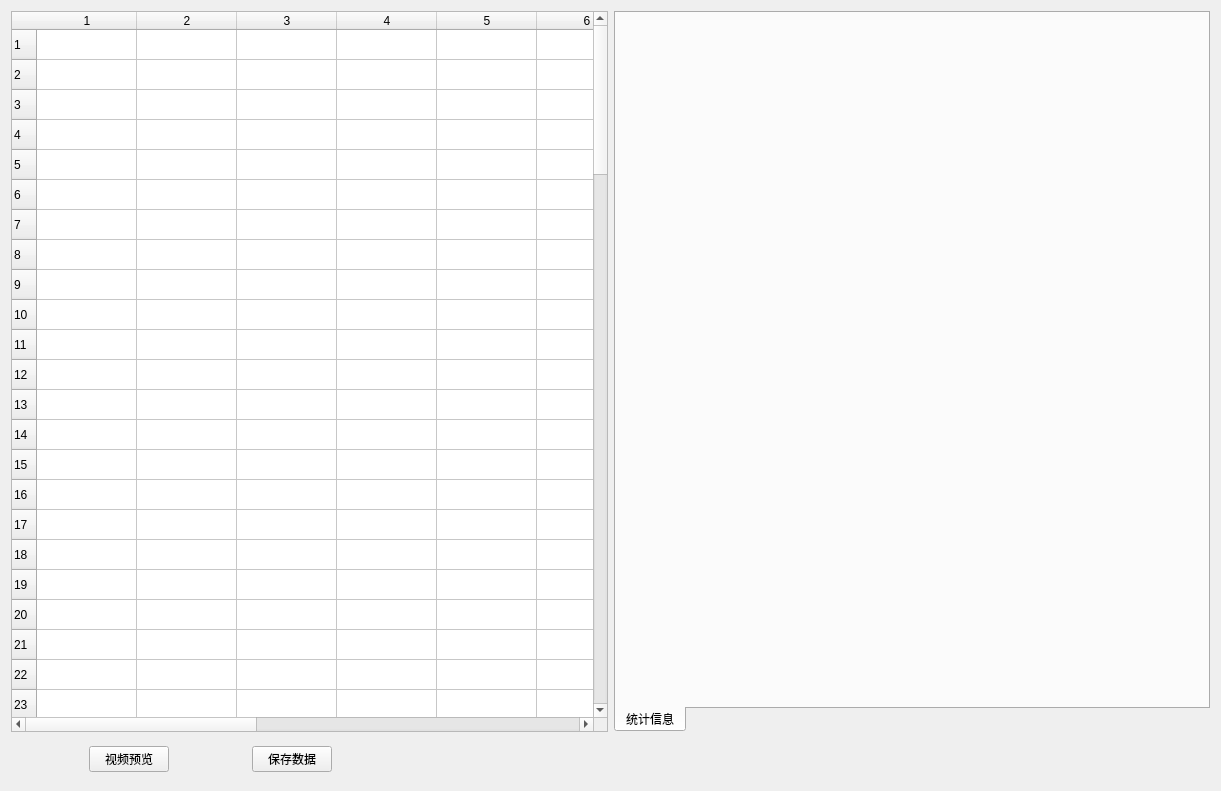
Old version of the form resource/dataanalysis.ui in the repository gaolihu/CyFx3Kit.
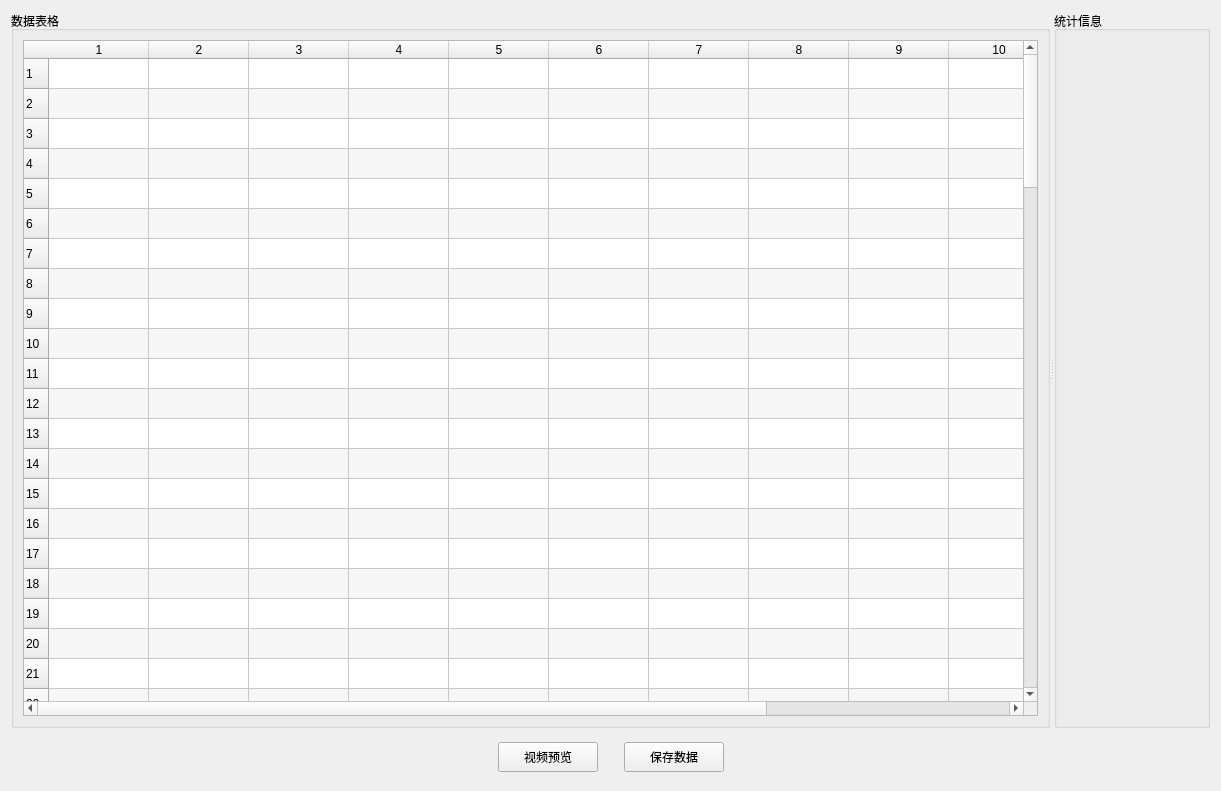
New version of the form.

Commit message: 1, Complete file saving, channel, data analysis, video,     UI pannels; 2, Refactor whole project, optimize arch, upgrade QT6.

Patch:
```diff
--- a/resource/dataanalysis.ui
+++ b/resource/dataanalysis.ui
@@ -15,156 +15,55 @@
   </property>
   <layout class="QVBoxLayout" name="verticalLayout">
    <item>
-    <layout class="QHBoxLayout" name="horizontalLayout_2">
-     <item>
-      <widget class="QTableWidget" name="tableWidget_Sel">
-       <property name="rowCount">
-        <number>100</number>
-       </property>
-       <property name="columnCount">
-        <number>12</number>
-       </property>
-       <row/>
-       <row/>
-       <row/>
-       <row/>
-       <row/>
-       <row/>
-       <row/>
-       <row/>
-       <row/>
-       <row/>
-       <row/>
-       <row/>
-       <row/>
-       <row/>
-       <row/>
-       <row/>
-       <row/>
-       <row/>
-       <row/>
-       <row/>
-       <row/>
-       <row/>
-       <row/>
-       <row/>
-       <row/>
-       <row/>
-       <row/>
-       <row/>
-       <row/>
-       <row/>
-       <row/>
-       <row/>
-       <row/>
-       <row/>
-       <row/>
-       <row/>
-       <row/>
-       <row/>
-       <row/>
-       <row/>
-       <row/>
-       <row/>
-       <row/>
-       <row/>
-       <row/>
-       <row/>
-       <row/>
-       <row/>
-       <row/>
-       <row/>
-       <row/>
-       <row/>
-       <row/>
-       <row/>
-       <row/>
-       <row/>
-       <row/>
-       <row/>
-       <row/>
-       <row/>
-       <row/>
-       <row/>
-       <row/>
-       <row/>
-       <row/>
-       <row/>
-       <row/>
-       <row/>
-       <row/>
-       <row/>
-       <row/>
-       <row/>
-       <row/>
-       <row/>
-       <row/>
-       <row/>
-       <row/>
-       <row/>
-       <row/>
-       <row/>
-       <row/>
-       <row/>
-       <row/>
-       <row/>
-       <row/>
-       <row/>
-       <row/>
-       <row/>
-       <row/>
-       <row/>
-       <row/>
-       <row/>
-       <row/>
-       <row/>
-       <row/>
-       <row/>
-       <row/>
-       <row/>
-       <row/>
-       <row/>
-       <column/>
-       <column/>
-       <column/>
-       <column/>
-       <column/>
-       <column/>
-       <column/>
-       <column/>
-       <column/>
-       <column/>
-       <column/>
-       <column/>
-      </widget>
-     </item>
-     <item>
-      <widget class="QTabWidget" name="tabWidget_Data">
-       <property name="tabPosition">
-        <enum>QTabWidget::South</enum>
-       </property>
-       <property name="currentIndex">
-        <number>0</number>
-       </property>
-       <widget class="QWidget" name="tab">
-        <attribute name="title">
-         <string>统计信息</string>
-        </attribute>
+    <widget class="QSplitter" name="mainSplitter">
+     <property name="orientation">
+      <enum>Qt::Horizontal</enum>
+     </property>
+     <widget class="QGroupBox" name="dataTableGroupBox">
+      <property name="title">
+       <string>数据表格</string>
+      </property>
+      <layout class="QVBoxLayout" name="verticalLayout_table">
+       <item>
+        <widget class="QTableWidget" name="tableWidget_Sel">
+         <property name="alternatingRowColors">
+          <bool>true</bool>
+         </property>
+         <property name="selectionBehavior">
+          <enum>QAbstractItemView::SelectRows</enum>
+         </property>
+         <property name="rowCount">
+          <number>100</number>
+         </property>
+         <property name="columnCount">
+          <number>12</number>
+         </property>
+         <attribute name="horizontalHeaderStretchLastSection">
+          <bool>true</bool>
+         </attribute>
+         <row/>
+         <row/>
+         <!-- 其他行... -->
+         <column/>
+         <column/>
+         <!-- 其他列... -->
+        </widget>
+       </item>
+      </layout>
+     </widget>
+     <widget class="QGroupBox" name="statisticsGroupBox">
+      <property name="title">
+       <string>统计信息</string>
+      </property>
+      <layout class="QVBoxLayout" name="verticalLayout_stats">
+       <item>
         <widget class="QWidget" name="horizontalLayoutWidget_2">
-         <property name="geometry">
-          <rect>
-           <x>10</x>
-           <y>10</y>
-           <width>571</width>
-           <height>711</height>
-          </rect>
-         </property>
          <layout class="QHBoxLayout" name="horizontalLayout_4"/>
         </widget>
-       </widget>
-      </widget>
-     </item>
-    </layout>
+       </item>
+      </layout>
+     </widget>
+    </widget>
    </item>
    <item>
     <layout class="QHBoxLayout" name="horizontalLayout_3">
@@ -189,6 +88,12 @@
      </item>
      <item>
       <widget class="QPushButton" name="videoShowbtn">
+       <property name="minimumSize">
+        <size>
+         <width>100</width>
+         <height>30</height>
+        </size>
+       </property>
        <property name="text">
         <string>视频预览</string>
        </property>
@@ -199,9 +104,12 @@
        <property name="orientation">
         <enum>Qt::Horizontal</enum>
        </property>
+       <property name="sizeType">
+        <enum>QSizePolicy::Fixed</enum>
+       </property>
        <property name="sizeHint" stdset="0">
         <size>
-         <width>40</width>
+         <width>20</width>
          <height>20</height>
         </size>
        </property>
@@ -209,6 +117,12 @@
      </item>
      <item>
       <widget class="QPushButton" name="saveDatabtn">
+       <property name="minimumSize">
+        <size>
+         <width>100</width>
+         <height>30</height>
+        </size>
+       </property>
        <property name="text">
         <string>保存数据</string>
        </property>
@@ -227,22 +141,6 @@
        </property>
       </spacer>
      </item>
-     <item>
-      <spacer name="horizontalSpacer_2">
-       <property name="orientation">
-        <enum>Qt::Horizontal</enum>
-       </property>
-       <property name="sizeType">
-        <enum>QSizePolicy::Minimum</enum>
-       </property>
-       <property name="sizeHint" stdset="0">
-        <size>
-         <width>800</width>
-         <height>20</height>
-        </size>
-       </property>
-      </spacer>
-     </item>
     </layout>
    </item>
   </layout>
```
Left out of the diff: 16 changed lines with no effect on the pictures. The commit also changes 49 other files.
